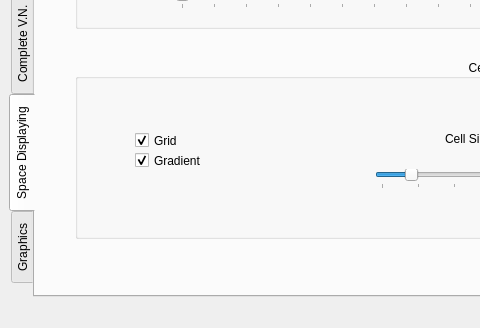
Qt form src/mainwindow.ui (eerick1997/vNCASimulator) before a commit; both pictures show x 0 to 480 and y 272 to 600 of the 1100 by 600 pixel window.
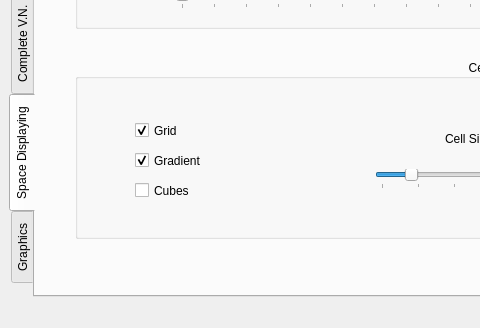
The same form after that commit. The open tabs and pages were chosen to show the change. Icons and pictures are not drawn.

The edit to the form file:
```diff
--- a/src/mainwindow.ui
+++ b/src/mainwindow.ui
@@ -5215,7 +5215,7 @@
          <property name="geometry">
           <rect>
            <x>60</x>
-           <y>70</y>
+           <y>60</y>
            <width>124</width>
            <height>23</height>
           </rect>
@@ -5297,6 +5297,19 @@
           <bool>true</bool>
          </property>
         </widget>
+        <widget class="QCheckBox" name="check3D">
+         <property name="geometry">
+          <rect>
+           <x>60</x>
+           <y>120</y>
+           <width>124</width>
+           <height>23</height>
+          </rect>
+         </property>
+         <property name="text">
+          <string>Cubes</string>
+         </property>
+        </widget>
        </widget>
       </widget>
       <widget class="QWidget" name="tab_graphics">
```
Left out of the diff: 2 changed lines with no effect on the pictures.
